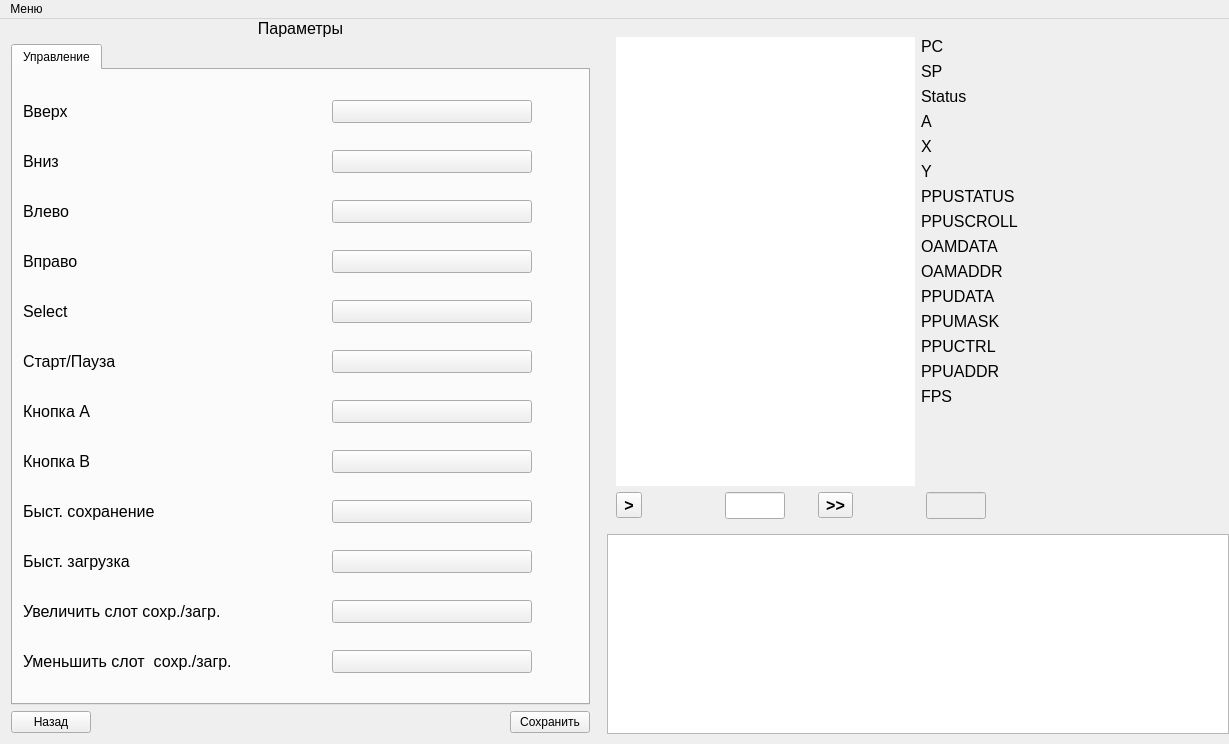
maxim14254/emulateNES, file emulateNES/forms/mainwindow.ui: the form before one commit.
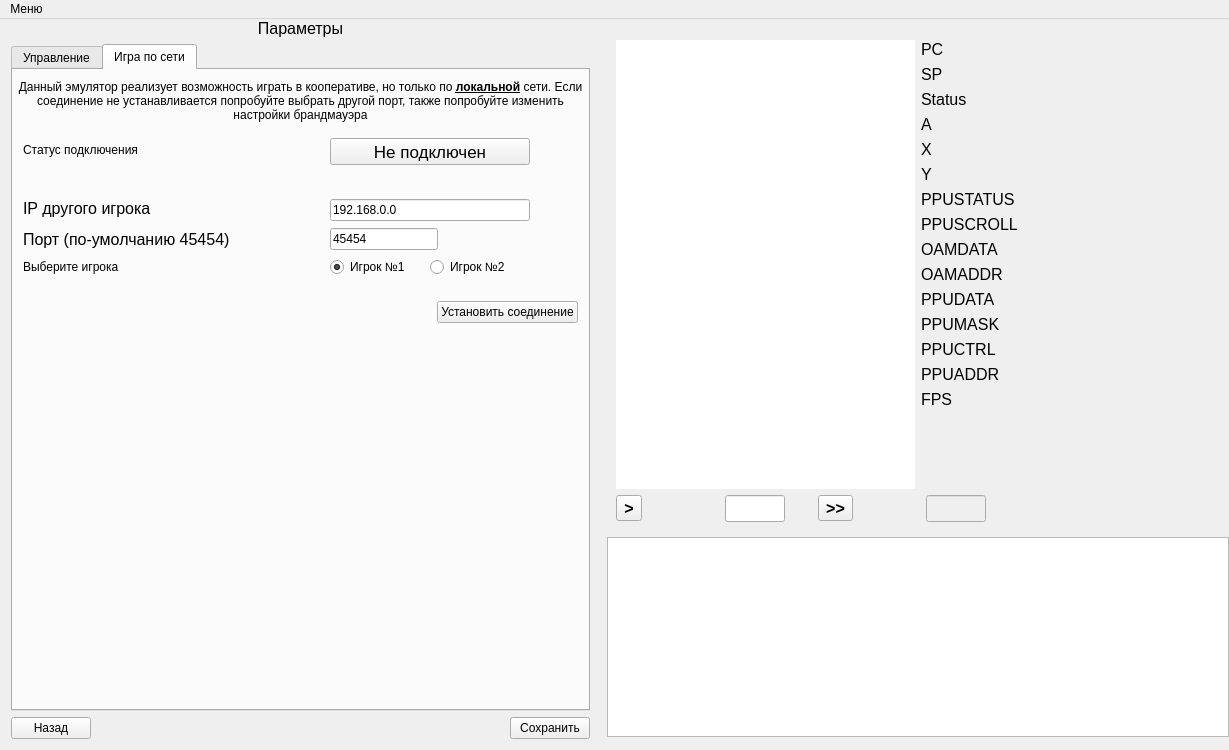
The form after the commit.

Commit message: добавлен класс для игры по сети

Patch:
```diff
--- a/emulateNES/forms/mainwindow.ui
+++ b/emulateNES/forms/mainwindow.ui
@@ -7,7 +7,7 @@
     <x>0</x>
     <y>0</y>
     <width>1229</width>
-    <height>744</height>
+    <height>750</height>
    </rect>
   </property>
   <property name="windowTitle">
@@ -233,7 +233,7 @@
                   </size>
                  </property>
                  <property name="currentIndex">
-                  <number>0</number>
+                  <number>1</number>
                  </property>
                  <widget class="QWidget" name="tab">
                   <attribute name="title">
@@ -745,6 +745,338 @@
                    </item>
                   </layout>
                  </widget>
+                 <widget class="QWidget" name="tab_2">
+                  <attribute name="title">
+                   <string>Игра по сети</string>
+                  </attribute>
+                  <layout class="QVBoxLayout" name="verticalLayout_21">
+                   <property name="leftMargin">
+                    <number>0</number>
+                   </property>
+                   <property name="topMargin">
+                    <number>0</number>
+                   </property>
+                   <property name="rightMargin">
+                    <number>0</number>
+                   </property>
+                   <property name="bottomMargin">
+                    <number>0</number>
+                   </property>
+                   <item>
+                    <layout class="QVBoxLayout" name="verticalLayout_20">
+                     <property name="topMargin">
+                      <number>10</number>
+                     </property>
+                     <item>
+                      <widget class="QLabel" name="label_29">
+                       <property name="sizePolicy">
+                        <sizepolicy hsizetype="Preferred" vsizetype="Fixed">
+                         <horstretch>0</horstretch>
+                         <verstretch>0</verstretch>
+                        </sizepolicy>
+                       </property>
+                       <property name="text">
+                        <string>&lt;html&gt;&lt;head/&gt;&lt;body&gt;&lt;p&gt;Данный эмулятор реализует возможность играть в кооперативе, но только по &lt;span style=&quot; font-weight:700; text-decoration: underline;&quot;&gt;локальной&lt;/span&gt; сети. Если соединение не устанавливается попробуйте выбрать другой порт, также попробуйте изменить настройки брандмауэра&lt;/p&gt;&lt;/body&gt;&lt;/html&gt;</string>
+                       </property>
+                       <property name="alignment">
+                        <set>Qt::AlignmentFlag::AlignCenter</set>
+                       </property>
+                       <property name="wordWrap">
+                        <bool>true</bool>
+                       </property>
+                      </widget>
+                     </item>
+                     <item>
+                      <layout class="QFormLayout" name="formLayout_3">
+                       <property name="labelAlignment">
+                        <set>Qt::AlignmentFlag::AlignLeading|Qt::AlignmentFlag::AlignLeft|Qt::AlignmentFlag::AlignVCenter</set>
+                       </property>
+                       <property name="formAlignment">
+                        <set>Qt::AlignmentFlag::AlignLeading|Qt::AlignmentFlag::AlignLeft|Qt::AlignmentFlag::AlignVCenter</set>
+                       </property>
+                       <property name="horizontalSpacing">
+                        <number>100</number>
+                       </property>
+                       <property name="verticalSpacing">
+                        <number>7</number>
+                       </property>
+                       <property name="leftMargin">
+                        <number>10</number>
+                       </property>
+                       <property name="topMargin">
+                        <number>10</number>
+                       </property>
+                       <property name="rightMargin">
+                        <number>10</number>
+                       </property>
+                       <property name="bottomMargin">
+                        <number>10</number>
+                       </property>
+                       <item row="0" column="0">
+                        <widget class="QLabel" name="label_34">
+                         <property name="text">
+                          <string>Статус подключения</string>
+                         </property>
+                        </widget>
+                       </item>
+                       <item row="3" column="0">
+                        <widget class="QLabel" name="label_30">
+                         <property name="sizePolicy">
+                          <sizepolicy hsizetype="Fixed" vsizetype="Fixed">
+                           <horstretch>0</horstretch>
+                           <verstretch>0</verstretch>
+                          </sizepolicy>
+                         </property>
+                         <property name="baseSize">
+                          <size>
+                           <width>0</width>
+                           <height>0</height>
+                          </size>
+                         </property>
+                         <property name="font">
+                          <font>
+                           <pointsize>12</pointsize>
+                          </font>
+                         </property>
+                         <property name="text">
+                          <string>IP другого игрока</string>
+                         </property>
+                        </widget>
+                       </item>
+                       <item row="3" column="1">
+                        <widget class="QLineEdit" name="lineEdit_3">
+                         <property name="sizePolicy">
+                          <sizepolicy hsizetype="Fixed" vsizetype="Fixed">
+                           <horstretch>0</horstretch>
+                           <verstretch>0</verstretch>
+                          </sizepolicy>
+                         </property>
+                         <property name="minimumSize">
+                          <size>
+                           <width>200</width>
+                           <height>0</height>
+                          </size>
+                         </property>
+                         <property name="text">
+                          <string>192.168.0.0</string>
+                         </property>
+                        </widget>
+                       </item>
+                       <item row="4" column="0">
+                        <widget class="QLabel" name="label_31">
+                         <property name="font">
+                          <font>
+                           <pointsize>12</pointsize>
+                          </font>
+                         </property>
+                         <property name="text">
+                          <string>Порт (по-умолчанию 45454)</string>
+                         </property>
+                        </widget>
+                       </item>
+                       <item row="4" column="1">
+                        <widget class="QLineEdit" name="lineEdit_4">
+                         <property name="sizePolicy">
+                          <sizepolicy hsizetype="Fixed" vsizetype="Fixed">
+                           <horstretch>0</horstretch>
+                           <verstretch>0</verstretch>
+                          </sizepolicy>
+                         </property>
+                         <property name="minimumSize">
+                          <size>
+                           <width>100</width>
+                           <height>0</height>
+                          </size>
+                         </property>
+                         <property name="baseSize">
+                          <size>
+                           <width>0</width>
+                           <height>0</height>
+                          </size>
+                         </property>
+                         <property name="text">
+                          <string>45454</string>
+                         </property>
+                        </widget>
+                       </item>
+                       <item row="5" column="0">
+                        <widget class="QLabel" name="label_32">
+                         <property name="text">
+                          <string>Выберите игрока</string>
+                         </property>
+                        </widget>
+                       </item>
+                       <item row="5" column="1">
+                        <layout class="QHBoxLayout" name="horizontalLayout_7">
+                         <property name="spacing">
+                          <number>20</number>
+                         </property>
+                         <item>
+                          <widget class="QRadioButton" name="radioButton_2">
+                           <property name="sizePolicy">
+                            <sizepolicy hsizetype="Fixed" vsizetype="Fixed">
+                             <horstretch>0</horstretch>
+                             <verstretch>0</verstretch>
+                            </sizepolicy>
+                           </property>
+                           <property name="text">
+                            <string>Игрок №1</string>
+                           </property>
+                           <property name="checked">
+                            <bool>true</bool>
+                           </property>
+                          </widget>
+                         </item>
+                         <item>
+                          <widget class="QRadioButton" name="radioButton">
+                           <property name="sizePolicy">
+                            <sizepolicy hsizetype="Fixed" vsizetype="Fixed">
+                             <horstretch>0</horstretch>
+                             <verstretch>0</verstretch>
+                            </sizepolicy>
+                           </property>
+                           <property name="text">
+                            <string>Игрок №2</string>
+                           </property>
+                          </widget>
+                         </item>
+                         <item>
+                          <spacer name="horizontalSpacer_3">
+                           <property name="orientation">
+                            <enum>Qt::Orientation::Horizontal</enum>
+                           </property>
+                           <property name="sizeHint" stdset="0">
+                            <size>
+                             <width>1</width>
+                             <height>1</height>
+                            </size>
+                           </property>
+                          </spacer>
+                         </item>
+                        </layout>
+                       </item>
+                       <item row="8" column="1">
+                        <spacer name="verticalSpacer">
+                         <property name="orientation">
+                          <enum>Qt::Orientation::Vertical</enum>
+                         </property>
+                         <property name="sizeHint" stdset="0">
+                          <size>
+                           <width>20</width>
+                           <height>40</height>
+                          </size>
+                         </property>
+                        </spacer>
+                       </item>
+                       <item row="2" column="0">
+                        <widget class="Line" name="line">
+                         <property name="sizePolicy">
+                          <sizepolicy hsizetype="Expanding" vsizetype="Fixed">
+                           <horstretch>0</horstretch>
+                           <verstretch>0</verstretch>
+                          </sizepolicy>
+                         </property>
+                         <property name="orientation">
+                          <enum>Qt::Orientation::Horizontal</enum>
+                         </property>
+                        </widget>
+                       </item>
+                       <item row="7" column="1">
+                        <layout class="QHBoxLayout" name="horizontalLayout_12">
+                         <item>
+                          <spacer name="horizontalSpacer_4">
+                           <property name="orientation">
+                            <enum>Qt::Orientation::Horizontal</enum>
+                           </property>
+                           <property name="sizeType">
+                            <enum>QSizePolicy::Policy::Expanding</enum>
+                           </property>
+                           <property name="sizeHint" stdset="0">
+                            <size>
+                             <width>1</width>
+                             <height>1</height>
+                            </size>
+                           </property>
+                          </spacer>
+                         </item>
+                         <item>
+                          <widget class="QPushButton" name="connect_btn">
+                           <property name="text">
+                            <string>Установить соединение</string>
+                           </property>
+                          </widget>
+                         </item>
+                        </layout>
+                       </item>
+                       <item row="7" column="0">
+                        <widget class="QWidget" name="widget_5" native="true"/>
+                       </item>
+                       <item row="6" column="0">
+                        <widget class="QWidget" name="widget_6" native="true">
+                         <property name="sizePolicy">
+                          <sizepolicy hsizetype="Fixed" vsizetype="Fixed">
+                           <horstretch>0</horstretch>
+                           <verstretch>0</verstretch>
+                          </sizepolicy>
+                         </property>
+                         <property name="minimumSize">
+                          <size>
+                           <width>0</width>
+                           <height>10</height>
+                          </size>
+                         </property>
+                        </widget>
+                       </item>
+                       <item row="1" column="0">
+                        <widget class="QWidget" name="widget_7" native="true">
+                         <property name="sizePolicy">
+                          <sizepolicy hsizetype="Fixed" vsizetype="Fixed">
+                           <horstretch>0</horstretch>
+                           <verstretch>0</verstretch>
+                          </sizepolicy>
+                         </property>
+                         <property name="minimumSize">
+                          <size>
+                           <width>0</width>
+                           <height>10</height>
+                          </size>
+                         </property>
+                        </widget>
+                       </item>
+                       <item row="0" column="1">
+                        <widget class="QToolButton" name="status_connect">
+                         <property name="minimumSize">
+                          <size>
+                           <width>200</width>
+                           <height>0</height>
+                          </size>
+                         </property>
+                         <property name="baseSize">
+                          <size>
+                           <width>0</width>
+                           <height>0</height>
+                          </size>
+                         </property>
+                         <property name="font">
+                          <font>
+                           <pointsize>13</pointsize>
+                           <kerning>true</kerning>
+                          </font>
+                         </property>
+                         <property name="text">
+                          <string>Не подключен</string>
+                         </property>
+                         <property name="toolButtonStyle">
+                          <enum>Qt::ToolButtonStyle::ToolButtonIconOnly</enum>
+                         </property>
+                        </widget>
+                       </item>
+                      </layout>
+                     </item>
+                    </layout>
+                   </item>
+                  </layout>
+                 </widget>
                 </widget>
                </item>
                <item>
```
Left out of the diff: 58 changed lines with no effect on the pictures. The commit also changes 15 other files.
